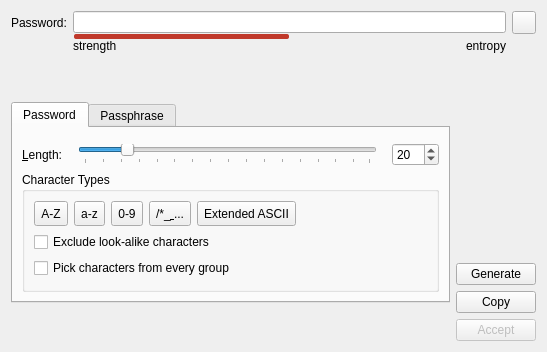
Qt form src/gui/PasswordGeneratorWidget.ui (keepassxreboot/keepassxc) before a commit.
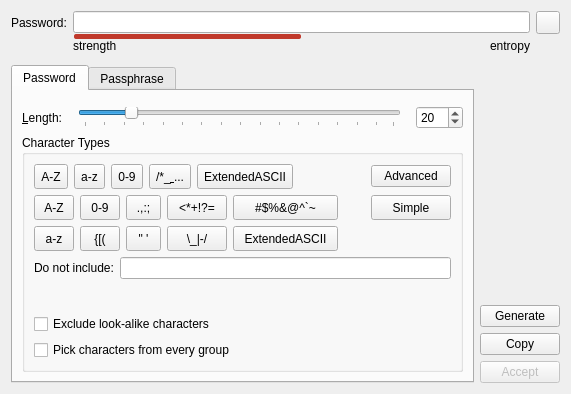
The same form after that commit. Custom widgets are drawn as their Qt base class.

```diff
--- a/src/gui/PasswordGeneratorWidget.ui
+++ b/src/gui/PasswordGeneratorWidget.ui
@@ -6,8 +6,8 @@
    <rect>
     <x>0</x>
     <y>0</y>
-    <width>547</width>
-    <height>352</height>
+    <width>571</width>
+    <height>394</height>
    </rect>
   </property>
   <property name="sizePolicy">
@@ -19,7 +19,7 @@
   <property name="windowTitle">
    <string/>
   </property>
-  <layout class="QVBoxLayout" name="verticalLayout_2" stretch="0,0,0">
+  <layout class="QVBoxLayout" name="verticalLayout_2" stretch="0,0">
    <property name="sizeConstraint">
     <enum>QLayout::SetMinimumSize</enum>
    </property>
@@ -175,12 +175,6 @@
     <layout class="QHBoxLayout" name="horizontalLayout">
      <item>
       <widget class="QTabWidget" name="tabWidget">
-       <property name="sizePolicy">
-        <sizepolicy hsizetype="Expanding" vsizetype="Fixed">
-         <horstretch>0</horstretch>
-         <verstretch>0</verstretch>
-        </sizepolicy>
-       </property>
        <property name="tabPosition">
         <enum>QTabWidget::North</enum>
        </property>
@@ -204,7 +198,22 @@
              </property>
              <layout class="QVBoxLayout" name="verticalLayout">
               <item>
-               <layout class="QHBoxLayout" name="alphabetLayout" stretch="0,0,0,0,1,0">
+               <widget class="QWidget" name="simpleBar" native="true">
+                <layout class="QHBoxLayout" name="horizontalLayout_4">
+                 <property name="leftMargin">
+                  <number>0</number>
+                 </property>
+                 <property name="topMargin">
+                  <number>0</number>
+                 </property>
+                 <property name="rightMargin">
+                  <number>0</number>
+                 </property>
+                 <property name="bottomMargin">
+                  <number>0</number>
+                 </property>
+                 <item>
+                  <layout class="QHBoxLayout" name="alphabetLayout" stretch="0,0,0,0,0,0,0">
                 <item>
                  <widget class="QToolButton" name="checkBoxUpper">
                   <property name="minimumSize">
@@ -282,6 +291,9 @@
                 </item>
                 <item>
                  <widget class="QToolButton" name="checkBoxSpecialChars">
+                     <property name="enabled">
+                      <bool>true</bool>
+                     </property>
                   <property name="minimumSize">
                    <size>
                     <width>0</width>
@@ -326,7 +338,7 @@
                    <string>Extended ASCII</string>
                   </property>
                   <property name="text">
-                   <string>Extended ASCII</string>
+                      <string>ExtendedASCII</string>
                   </property>
                   <property name="checkable">
                    <bool>true</bool>
@@ -349,7 +361,401 @@
                   </property>
                  </spacer>
                 </item>
-               </layout>
+                   <item>
+                    <widget class="QPushButton" name="buttonAdvancedMode">
+                     <property name="toolTip">
+                      <string>Switch to advanced mode</string>
+                     </property>
+                     <property name="text">
+                      <string>Advanced</string>
+                     </property>
+                     <attribute name="buttonGroup">
+                      <string notr="true">optionButtons</string>
+                     </attribute>
+                    </widget>
+                   </item>
+                  </layout>
+                 </item>
+                </layout>
+               </widget>
+              </item>
+              <item>
+               <widget class="QWidget" name="advancedBar" native="true">
+                <property name="enabled">
+                 <bool>true</bool>
+                </property>
+                <layout class="QHBoxLayout" name="horizontalLayout_5">
+                 <property name="leftMargin">
+                  <number>0</number>
+                 </property>
+                 <property name="topMargin">
+                  <number>0</number>
+                 </property>
+                 <property name="rightMargin">
+                  <number>0</number>
+                 </property>
+                 <property name="bottomMargin">
+                  <number>0</number>
+                 </property>
+                 <item>
+                  <layout class="QVBoxLayout" name="verticalLayout_4">
+                   <item>
+                    <widget class="QToolButton" name="checkBoxUpperAdv">
+                     <property name="minimumSize">
+                      <size>
+                       <width>40</width>
+                       <height>25</height>
+                      </size>
+                     </property>
+                     <property name="focusPolicy">
+                      <enum>Qt::StrongFocus</enum>
+                     </property>
+                     <property name="toolTip">
+                      <string>Upper Case Letters A to F</string>
+                     </property>
+                     <property name="text">
+                      <string>A-Z</string>
+                     </property>
+                     <property name="checkable">
+                      <bool>true</bool>
+                     </property>
+                     <attribute name="buttonGroup">
+                      <string notr="true">optionButtons</string>
+                     </attribute>
+                    </widget>
+                   </item>
+                   <item>
+                    <widget class="QToolButton" name="checkBoxLowerAdv">
+                     <property name="minimumSize">
+                      <size>
+                       <width>40</width>
+                       <height>25</height>
+                      </size>
+                     </property>
+                     <property name="focusPolicy">
+                      <enum>Qt::StrongFocus</enum>
+                     </property>
+                     <property name="toolTip">
+                      <string>Lower Case Letters A to F</string>
+                     </property>
+                     <property name="text">
+                      <string>a-z</string>
+                     </property>
+                     <property name="checkable">
+                      <bool>true</bool>
+                     </property>
+                     <attribute name="buttonGroup">
+                      <string notr="true">optionButtons</string>
+                     </attribute>
+                    </widget>
+                   </item>
+                  </layout>
+                 </item>
+                 <item>
+                  <layout class="QVBoxLayout" name="verticalLayout_6">
+                   <item>
+                    <widget class="QToolButton" name="checkBoxNumbersAdv">
+                     <property name="minimumSize">
+                      <size>
+                       <width>40</width>
+                       <height>25</height>
+                      </size>
+                     </property>
+                     <property name="focusPolicy">
+                      <enum>Qt::StrongFocus</enum>
+                     </property>
+                     <property name="toolTip">
+                      <string>Numbers</string>
+                     </property>
+                     <property name="text">
+                      <string>0-9</string>
+                     </property>
+                     <property name="checkable">
+                      <bool>true</bool>
+                     </property>
+                     <attribute name="buttonGroup">
+                      <string notr="true">optionButtons</string>
+                     </attribute>
+                    </widget>
+                   </item>
+                   <item>
+                    <widget class="QToolButton" name="checkBoxBraces">
+                     <property name="minimumSize">
+                      <size>
+                       <width>40</width>
+                       <height>25</height>
+                      </size>
+                     </property>
+                     <property name="focusPolicy">
+                      <enum>Qt::StrongFocus</enum>
+                     </property>
+                     <property name="toolTip">
+                      <string>Braces</string>
+                     </property>
+                     <property name="text">
+                      <string>{[(</string>
+                     </property>
+                     <property name="checkable">
+                      <bool>true</bool>
+                     </property>
+                     <attribute name="buttonGroup">
+                      <string notr="true">optionButtons</string>
+                     </attribute>
+                    </widget>
+                   </item>
+                  </layout>
+                 </item>
+                 <item>
+                  <layout class="QVBoxLayout" name="verticalLayout_7">
+                   <item>
+                    <widget class="QToolButton" name="checkBoxPunctuation">
+                     <property name="minimumSize">
+                      <size>
+                       <width>35</width>
+                       <height>25</height>
+                      </size>
+                     </property>
+                     <property name="focusPolicy">
+                      <enum>Qt::StrongFocus</enum>
+                     </property>
+                     <property name="toolTip">
+                      <string>Punctuation</string>
+                     </property>
+                     <property name="text">
+                      <string>.,:;</string>
+                     </property>
+                     <property name="checkable">
+                      <bool>true</bool>
+                     </property>
+                     <attribute name="buttonGroup">
+                      <string notr="true">optionButtons</string>
+                     </attribute>
+                    </widget>
+                   </item>
+                   <item>
+                    <widget class="QToolButton" name="checkBoxQuotes">
+                     <property name="minimumSize">
+                      <size>
+                       <width>35</width>
+                       <height>25</height>
+                      </size>
+                     </property>
+                     <property name="focusPolicy">
+                      <enum>Qt::StrongFocus</enum>
+                     </property>
+                     <property name="toolTip">
+                      <string>Quotes</string>
+                     </property>
+                     <property name="text">
+                      <string>&quot; '</string>
+                     </property>
+                     <property name="checkable">
+                      <bool>true</bool>
+                     </property>
+                     <attribute name="buttonGroup">
+                      <string notr="true">optionButtons</string>
+                     </attribute>
+                    </widget>
+                   </item>
+                  </layout>
+                 </item>
+                 <item>
+                  <layout class="QVBoxLayout" name="verticalLayout_8">
+                   <item>
+                    <widget class="QToolButton" name="checkBoxMath">
+                     <property name="minimumSize">
+                      <size>
+                       <width>60</width>
+                       <height>25</height>
+                      </size>
+                     </property>
+                     <property name="focusPolicy">
+                      <enum>Qt::StrongFocus</enum>
+                     </property>
+                     <property name="toolTip">
+                      <string>Math</string>
+                     </property>
+                     <property name="text">
+                      <string>&lt;*+!?=</string>
+                     </property>
+                     <property name="checkable">
+                      <bool>true</bool>
+                     </property>
+                     <attribute name="buttonGroup">
+                      <string notr="true">optionButtons</string>
+                     </attribute>
+                    </widget>
+                   </item>
+                   <item>
+                    <widget class="QToolButton" name="checkBoxDashes">
+                     <property name="minimumSize">
+                      <size>
+                       <width>60</width>
+                       <height>25</height>
+                      </size>
+                     </property>
+                     <property name="focusPolicy">
+                      <enum>Qt::StrongFocus</enum>
+                     </property>
+                     <property name="toolTip">
+                      <string>Dashes</string>
+                     </property>
+                     <property name="text">
+                      <string>\_|-/</string>
+                     </property>
+                     <property name="checkable">
+                      <bool>true</bool>
+                     </property>
+                     <attribute name="buttonGroup">
+                      <string notr="true">optionButtons</string>
+                     </attribute>
+                    </widget>
+                   </item>
+                  </layout>
+                 </item>
+                 <item>
+                  <layout class="QVBoxLayout" name="verticalLayout_9">
+                   <item>
+                    <widget class="QToolButton" name="checkBoxLogograms">
+                     <property name="minimumSize">
+                      <size>
+                       <width>105</width>
+                       <height>25</height>
+                      </size>
+                     </property>
+                     <property name="focusPolicy">
+                      <enum>Qt::StrongFocus</enum>
+                     </property>
+                     <property name="toolTip">
+                      <string>Logograms</string>
+                     </property>
+                     <property name="text">
+                      <string>#$%&amp;&amp;@^`~</string>
+                     </property>
+                     <property name="checkable">
+                      <bool>true</bool>
+                     </property>
+                     <attribute name="buttonGroup">
+                      <string notr="true">optionButtons</string>
+                     </attribute>
+                    </widget>
+                   </item>
+                   <item>
+                    <widget class="QToolButton" name="checkBoxExtASCIIAdv">
+                     <property name="minimumSize">
+                      <size>
+                       <width>105</width>
+                       <height>25</height>
+                      </size>
+                     </property>
+                     <property name="focusPolicy">
+                      <enum>Qt::StrongFocus</enum>
+                     </property>
+                     <property name="toolTip">
+                      <string>Extended ASCII</string>
+                     </property>
+                     <property name="text">
+                      <string>ExtendedASCII</string>
+                     </property>
+                     <property name="checkable">
+                      <bool>true</bool>
+                     </property>
+                     <attribute name="buttonGroup">
+                      <string notr="true">optionButtons</string>
+                     </attribute>
+                    </widget>
+                   </item>
+                  </layout>
+                 </item>
+                 <item>
+                  <spacer name="horizontalSpacer_3">
+                   <property name="orientation">
+                    <enum>Qt::Horizontal</enum>
+                   </property>
+                   <property name="sizeHint" stdset="0">
+                    <size>
+                     <width>40</width>
+                     <height>20</height>
+                    </size>
+                   </property>
+                  </spacer>
+                 </item>
+                 <item>
+                  <layout class="QVBoxLayout" name="verticalLayout_10">
+                   <item alignment="Qt::AlignTop">
+                    <widget class="QPushButton" name="buttonSimpleMode">
+                     <property name="minimumSize">
+                      <size>
+                       <width>0</width>
+                       <height>25</height>
+                      </size>
+                     </property>
+                     <property name="toolTip">
+                      <string>Switch to simple mode</string>
+                     </property>
+                     <property name="text">
+                      <string>Simple</string>
+                     </property>
+                     <attribute name="buttonGroup">
+                      <string notr="true">optionButtons</string>
+                     </attribute>
+                    </widget>
+                   </item>
+                  </layout>
+                 </item>
+                </layout>
+               </widget>
+              </item>
+              <item>
+               <widget class="QWidget" name="excludedChars" native="true">
+                <property name="enabled">
+                 <bool>true</bool>
+                </property>
+                <layout class="QGridLayout" name="gridLayout_5">
+                 <property name="leftMargin">
+                  <number>0</number>
+                 </property>
+                 <property name="topMargin">
+                  <number>0</number>
+                 </property>
+                 <property name="rightMargin">
+                  <number>0</number>
+                 </property>
+                 <property name="bottomMargin">
+                  <number>0</number>
+                 </property>
+                 <item row="0" column="1">
+                  <widget class="QLineEdit" name="editExcludedChars">
+                   <property name="toolTip">
+                    <string>Character set to exclude from generated password</string>
+                   </property>
+                   <property name="clearButtonEnabled">
+                    <bool>true</bool>
+                   </property>
+                  </widget>
+                 </item>
+                 <item row="0" column="0">
+                  <widget class="QLabel" name="labelExcludedChars">
+                   <property name="text">
+                    <string>Do not include:</string>
+                   </property>
+                  </widget>
+                 </item>
+                </layout>
+               </widget>
+              </item>
+              <item>
+               <spacer name="verticalSpacer_2">
+                <property name="orientation">
+                 <enum>Qt::Vertical</enum>
+                </property>
+                <property name="sizeHint" stdset="0">
+                 <size>
+                  <width>20</width>
+                  <height>0</height>
+                 </size>
+                </property>
+               </spacer>
               </item>
               <item>
                <widget class="QCheckBox" name="checkBoxExcludeAlike">
@@ -585,9 +991,6 @@
      </item>
     </layout>
    </item>
-   <item>
-    <layout class="QHBoxLayout" name="horizontalLayout_4"/>
-   </item>
   </layout>
  </widget>
  <customwidgets>
```
Left out of the diff: 38 changed lines with no effect on the pictures. Lines whose indentation alone changed are shown as unchanged.
